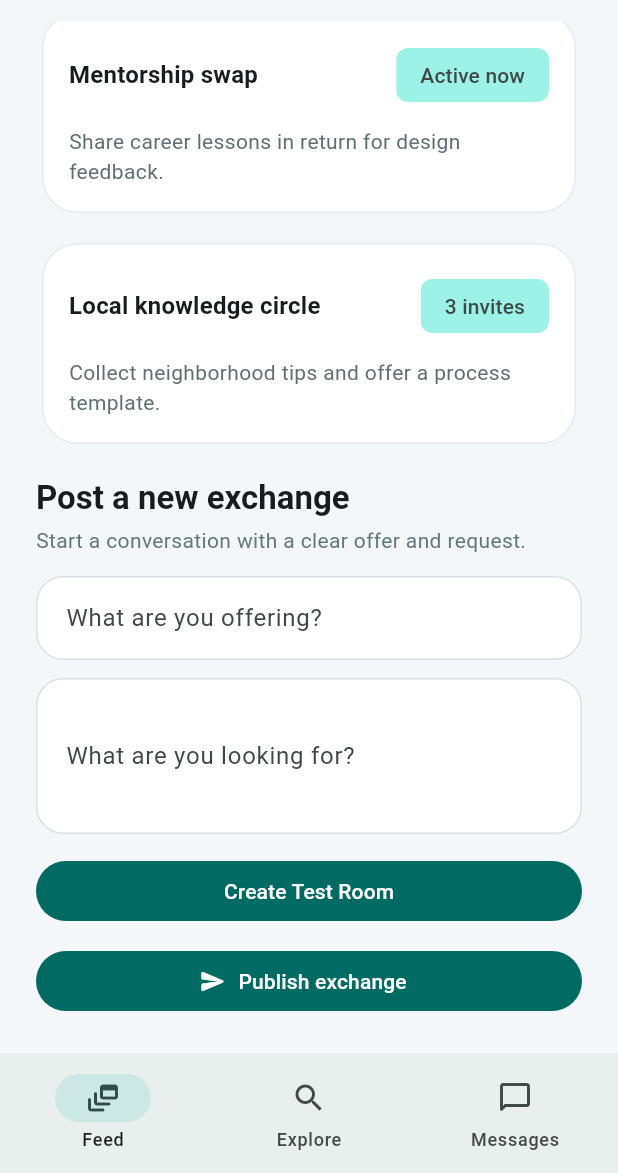
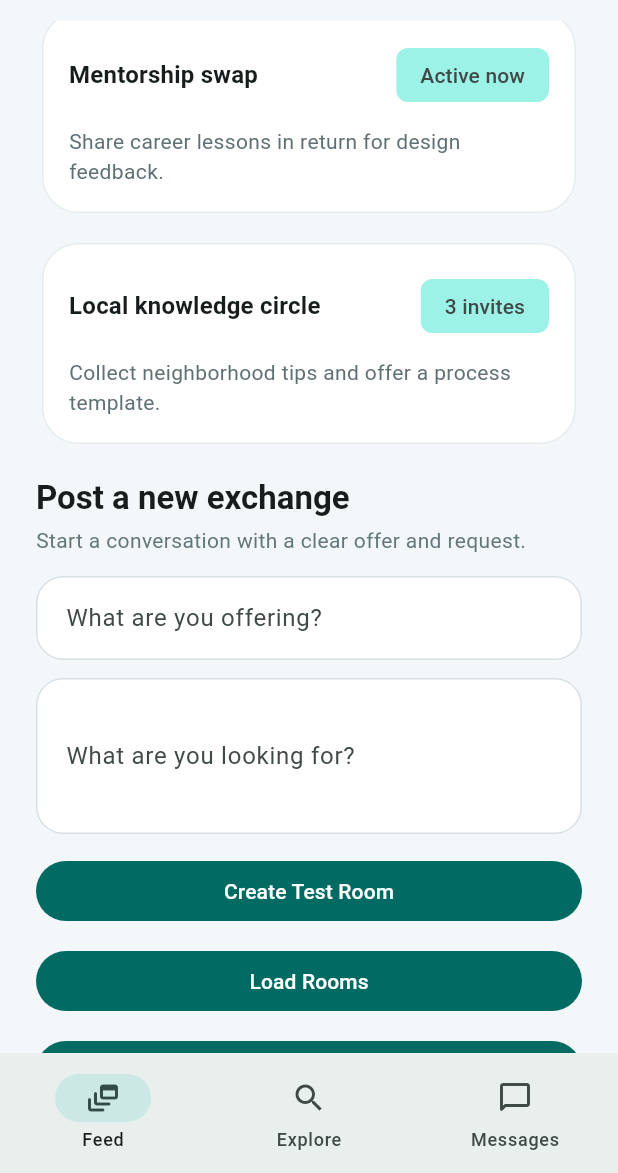
Before and after one commit to Ira-raon/Bridge, a Flutter app: the PlatformScreen screen opened directly, scrolled down 1366 dp, on a phone screen of 412 x 824 dp, the part 63-1236 px from its top. Run offline on Flutter 3.47's test engine with Material 3 defaults, Android fonts, the phone set to English and light mode, and no system bars; our stand-ins replace supabase_flutter; accounts and stored records are empty.

Commit message:
testing in platform_screen.dart

```diff
--- a/lib/screens/platform_screen.dart
+++ b/lib/screens/platform_screen.dart
@@ -115,6 +115,15 @@ class _PlatformScreenState extends State<PlatformScreen> {
   },
   child: const Text('Create Test Room'),
 ),          const SizedBox(height: 12),
+FilledButton(
+  onPressed: () async {
+    final rooms =
+        await DiscussionServiceV2.instance.getRooms();
+
+    print(rooms);
+  },
+  child: const Text('Load Rooms'),
+), const SizedBox(height: 12),
           FilledButton.icon(
             onPressed: () {},
             icon: const Icon(Icons.send_rounded),
```
Also changed, not shown: 1 other file.
